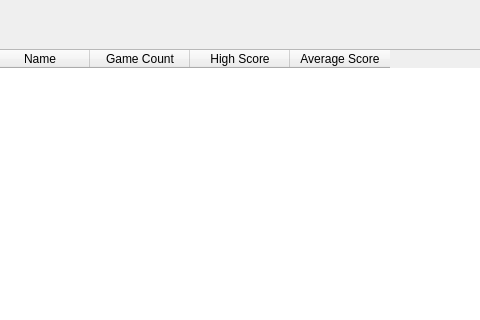
The window that mainwindow.ui (nphelpsiv/Education-App) describes before a commit, drawn with Qt 5; both pictures show x 133 to 613 and y 0 to 320 of the 850 by 680 pixel window.
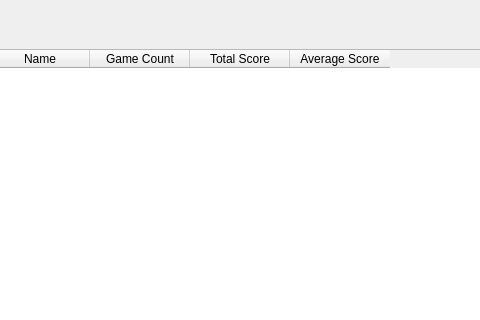
The same window after the commit. Icons and pictures are not drawn.

Commit message: Column name changed to 'Total Score' in Manage winfow.

```diff
--- a/mainwindow.ui
+++ b/mainwindow.ui
@@ -1852,7 +1852,7 @@
           </column>
           <column>
            <property name="text">
-            <string>High Score</string>
+            <string>Total Score</string>
            </property>
           </column>
           <column>
```
